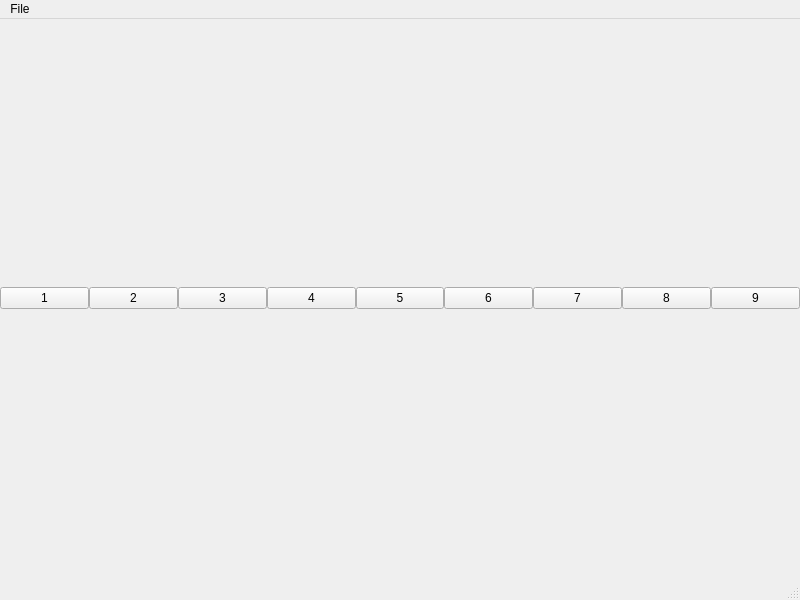
First picture: the form in mainwindow.ui, repository benapetr/sudoku, before the edit.
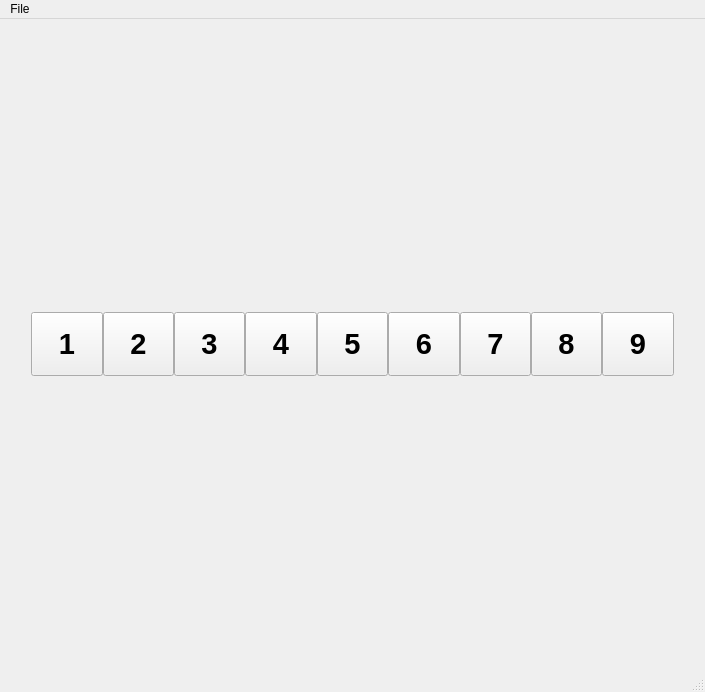
Second picture: the form after the edit.

What changed in the file:
```diff
--- a/mainwindow.ui
+++ b/mainwindow.ui
@@ -6,8 +6,8 @@
    <rect>
     <x>0</x>
     <y>0</y>
-    <width>800</width>
-    <height>600</height>
+    <width>705</width>
+    <height>692</height>
    </rect>
   </property>
   <property name="windowTitle">
@@ -42,8 +42,40 @@
       <property name="spacing">
        <number>0</number>
       </property>
+      <item>
+       <spacer name="horizontalSpacer">
+        <property name="orientation">
+         <enum>Qt::Horizontal</enum>
+        </property>
+        <property name="sizeHint" stdset="0">
+         <size>
+          <width>40</width>
+          <height>20</height>
+         </size>
+        </property>
+       </spacer>
+      </item>
       <item>
        <widget class="QPushButton" name="pushButton1">
+        <property name="sizePolicy">
+         <sizepolicy hsizetype="Fixed" vsizetype="Fixed">
+          <horstretch>0</horstretch>
+          <verstretch>0</verstretch>
+         </sizepolicy>
+        </property>
+        <property name="minimumSize">
+         <size>
+          <width>64</width>
+          <height>64</height>
+         </size>
+        </property>
+        <property name="font">
+         <font>
+          <pointsize>22</pointsize>
+          <weight>75</weight>
+          <bold>true</bold>
+         </font>
+        </property>
         <property name="text">
          <string>1</string>
         </property>
@@ -51,6 +83,25 @@
       </item>
       <item>
        <widget class="QPushButton" name="pushButton2">
+        <property name="sizePolicy">
+         <sizepolicy hsizetype="Fixed" vsizetype="Fixed">
+          <horstretch>0</horstretch>
+          <verstretch>0</verstretch>
+         </sizepolicy>
+        </property>
+        <property name="minimumSize">
+         <size>
+          <width>64</width>
+          <height>64</height>
+         </size>
+        </property>
+        <property name="font">
+         <font>
+          <pointsize>22</pointsize>
+          <weight>75</weight>
+          <bold>true</bold>
+         </font>
+        </property>
         <property name="text">
          <string>2</string>
         </property>
@@ -58,6 +109,25 @@
       </item>
       <item>
        <widget class="QPushButton" name="pushButton3">
+        <property name="sizePolicy">
+         <sizepolicy hsizetype="Fixed" vsizetype="Fixed">
+          <horstretch>0</horstretch>
+          <verstretch>0</verstretch>
+         </sizepolicy>
+        </property>
+        <property name="minimumSize">
+         <size>
+          <width>64</width>
+          <height>64</height>
+         </size>
+        </property>
+        <property name="font">
+         <font>
+          <pointsize>22</pointsize>
+          <weight>75</weight>
+          <bold>true</bold>
+         </font>
+        </property>
         <property name="text">
          <string>3</string>
         </property>
@@ -65,6 +135,25 @@
       </item>
       <item>
        <widget class="QPushButton" name="pushButton4">
+        <property name="sizePolicy">
+         <sizepolicy hsizetype="Fixed" vsizetype="Fixed">
+          <horstretch>0</horstretch>
+          <verstretch>0</verstretch>
+         </sizepolicy>
+        </property>
+        <property name="minimumSize">
+         <size>
+          <width>64</width>
+          <height>64</height>
+         </size>
+        </property>
+        <property name="font">
+         <font>
+          <pointsize>22</pointsize>
+          <weight>75</weight>
+          <bold>true</bold>
+         </font>
+        </property>
         <property name="text">
          <string>4</string>
         </property>
@@ -72,6 +161,25 @@
       </item>
       <item>
        <widget class="QPushButton" name="pushButton5">
+        <property name="sizePolicy">
+         <sizepolicy hsizetype="Fixed" vsizetype="Fixed">
+          <horstretch>0</horstretch>
+          <verstretch>0</verstretch>
+         </sizepolicy>
+        </property>
+        <property name="minimumSize">
+         <size>
+          <width>64</width>
+          <height>64</height>
+         </size>
+        </property>
+        <property name="font">
+         <font>
+          <pointsize>22</pointsize>
+          <weight>75</weight>
+          <bold>true</bold>
+         </font>
+        </property>
         <property name="text">
          <string>5</string>
         </property>
@@ -79,6 +187,25 @@
       </item>
       <item>
        <widget class="QPushButton" name="pushButton6">
+        <property name="sizePolicy">
+         <sizepolicy hsizetype="Fixed" vsizetype="Fixed">
+          <horstretch>0</horstretch>
+          <verstretch>0</verstretch>
+         </sizepolicy>
+        </property>
+        <property name="minimumSize">
+         <size>
+          <width>64</width>
+          <height>64</height>
+         </size>
+        </property>
+        <property name="font">
+         <font>
+          <pointsize>22</pointsize>
+          <weight>75</weight>
+          <bold>true</bold>
+         </font>
+        </property>
         <property name="text">
          <string>6</string>
         </property>
@@ -86,6 +213,25 @@
       </item>
       <item>
        <widget class="QPushButton" name="pushButton7">
+        <property name="sizePolicy">
+         <sizepolicy hsizetype="Fixed" vsizetype="Fixed">
+          <horstretch>0</horstretch>
+          <verstretch>0</verstretch>
+         </sizepolicy>
+        </property>
+        <property name="minimumSize">
+         <size>
+          <width>64</width>
+          <height>64</height>
+         </size>
+        </property>
+        <property name="font">
+         <font>
+          <pointsize>22</pointsize>
+          <weight>75</weight>
+          <bold>true</bold>
+         </font>
+        </property>
         <property name="text">
          <string>7</string>
         </property>
@@ -93,6 +239,25 @@
       </item>
       <item>
        <widget class="QPushButton" name="pushButton8">
+        <property name="sizePolicy">
+         <sizepolicy hsizetype="Fixed" vsizetype="Fixed">
+          <horstretch>0</horstretch>
+          <verstretch>0</verstretch>
+         </sizepolicy>
+        </property>
+        <property name="minimumSize">
+         <size>
+          <width>64</width>
+          <height>64</height>
+         </size>
+        </property>
+        <property name="font">
+         <font>
+          <pointsize>22</pointsize>
+          <weight>75</weight>
+          <bold>true</bold>
+         </font>
+        </property>
         <property name="text">
          <string>8</string>
         </property>
@@ -100,11 +265,43 @@
       </item>
       <item>
        <widget class="QPushButton" name="pushButton9">
+        <property name="sizePolicy">
+         <sizepolicy hsizetype="Fixed" vsizetype="Fixed">
+          <horstretch>0</horstretch>
+          <verstretch>0</verstretch>
+         </sizepolicy>
+        </property>
+        <property name="minimumSize">
+         <size>
+          <width>64</width>
+          <height>64</height>
+         </size>
+        </property>
+        <property name="font">
+         <font>
+          <pointsize>22</pointsize>
+          <weight>75</weight>
+          <bold>true</bold>
+         </font>
+        </property>
         <property name="text">
          <string>9</string>
         </property>
        </widget>
       </item>
+      <item>
+       <spacer name="horizontalSpacer_2">
+        <property name="orientation">
+         <enum>Qt::Horizontal</enum>
+        </property>
+        <property name="sizeHint" stdset="0">
+         <size>
+          <width>40</width>
+          <height>20</height>
+         </size>
+        </property>
+       </spacer>
+      </item>
      </layout>
     </item>
    </layout>
@@ -114,7 +311,7 @@
     <rect>
      <x>0</x>
      <y>0</y>
-     <width>800</width>
+     <width>705</width>
      <height>22</height>
     </rect>
    </property>
```
Left out of the diff: 27 changed lines with no effect on the pictures.
